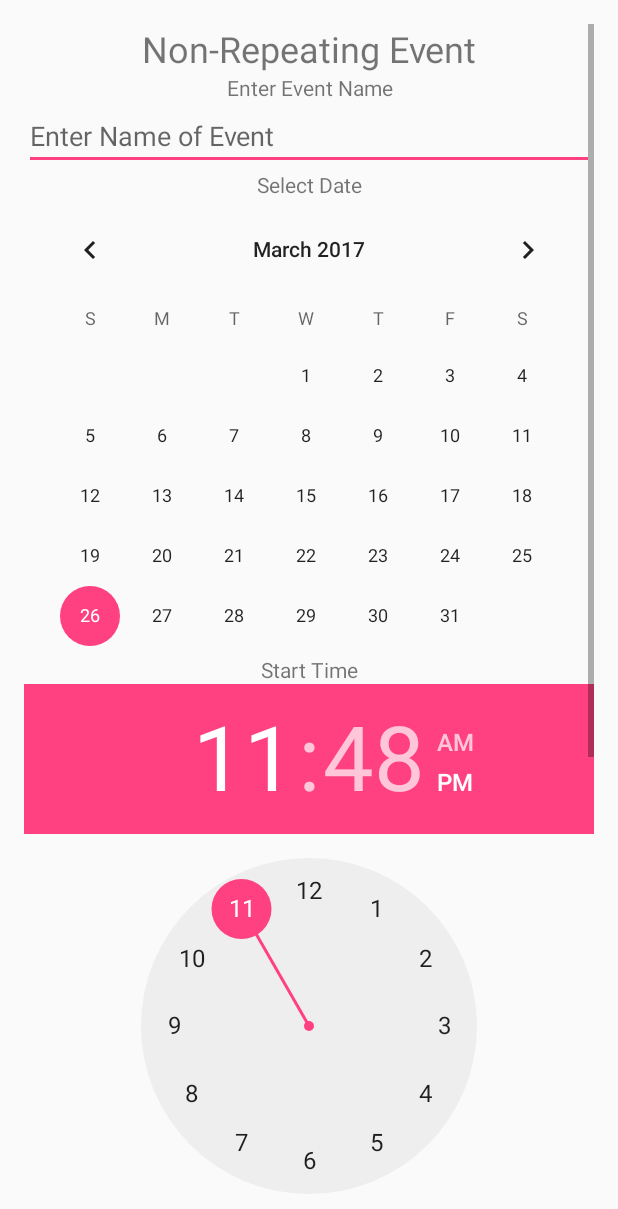
After one commit to tnarayanan/HSHacksIII, an Android app: the TabbedNewEventActivity screen opened directly, with no data from a screen before it, on a phone screen of 412 x 824 dp. The commit adds this screen. Shown: the top 1209 px of the screen. Run offline under Robolectric (Android 15) with nearby library versions, the phone set to English and light mode, and no system bars; our stand-ins replace Firebase (no records; nobody signed in at launch, a user with empty details on screens opened directly).

Commit message:
Mucho changes

```diff
--- a/app/build.gradle
+++ b/app/build.gradle
@@ -29,6 +29,8 @@ dependencies {
     compile 'com.google.firebase:firebase-database:10.2.0'
     compile 'com.google.firebase:firebase-auth:10.2.0'
     compile 'com.android.support:design:25.3.0'
+    compile 'com.getbase:floatingactionbutton:1.10.1'
+    compile 'com.github.clans:fab:1.6.4'
     testCompile 'junit:junit:4.12'
 }
 apply plugin: 'com.google.gms.google-services'
--- a/app/src/main/AndroidManifest.xml
+++ b/app/src/main/AndroidManifest.xml
@@ -19,6 +19,11 @@
         <activity android:name=".LoginActivity" />
         <activity android:name=".SignUpActivity" />
         <activity android:name=".NewEventActivity" />
+        <activity android:name=".NewProjectActivity" />
+        <activity
+            android:name=".TabbedNewEventActivity"
+            android:label="@string/title_activity_tabbed_new_event"
+            android:theme="@style/AppTheme.NoActionBar"></activity>
     </application>
 
 </manifest>
--- /dev/null
+++ b/app/src/main/java/com/example/hshack/hshacks/TabbedNewEventActivity.java
@@ -0,0 +1,239 @@
+package com.example.hshack.hshacks;
+
+import android.support.design.widget.FloatingActionButton;
+import android.support.design.widget.Snackbar;
+import android.support.v7.app.AppCompatActivity;
+import android.support.v7.widget.Toolbar;
+
+import android.support.v4.app.Fragment;
+import android.support.v4.app.FragmentManager;
+import android.support.v4.app.FragmentPagerAdapter;
+import android.support.v4.view.ViewPager;
+import android.os.Bundle;
+import android.view.LayoutInflater;
+import android.view.Menu;
+import android.view.MenuItem;
+import android.view.View;
+import android.view.ViewGroup;
+
+import android.widget.Button;
+import android.widget.CalendarView;
+import android.widget.CheckBox;
+import android.widget.EditText;
+import android.widget.TextView;
+import android.widget.TimePicker;
+import android.widget.Toast;
+
+import com.google.firebase.auth.FirebaseAuth;
+import com.google.firebase.auth.FirebaseUser;
+import com.google.firebase.database.DatabaseReference;
+import com.google.firebase.database.FirebaseDatabase;
+
+import java.util.Calendar;
+import java.util.Date;
+
+public class TabbedNewEventActivity extends AppCompatActivity {
+
+    /**
+     * The {@link android.support.v4.view.PagerAdapter} that will provide
+     * fragments for each of the sections. We use a
+     * {@link FragmentPagerAdapter} derivative, which will keep every
+     * loaded fragment in memory. If this becomes too memory intensive, it
+     * may be best to switch to a
+     * {@link android.support.v4.app.FragmentStatePagerAdapter}.
+     */
+    private SectionsPagerAdapter mSectionsPagerAdapter;
+
+    /**
+     * The {@link ViewPager} that will host the section contents.
+     */
+    private ViewPager mViewPager;
+
+    private static FirebaseAuth mFirebaseAuth = FirebaseAuth.getInstance();
+    private static FirebaseUser mFirebaseUser = mFirebaseAuth.getCurrentUser();
+    private static DatabaseReference mDatabase = FirebaseDatabase.getInstance().getReference();
+    private static String mUserId = mFirebaseUser.getUid();
+
+    @Override
+    protected void onCreate(Bundle savedInstanceState) {
+        super.onCreate(savedInstanceState);
+        setContentView(R.layout.activity_tabbed_new_event);
+        // Create the adapter that will return a fragment for each of the three
+        // primary sections of the activity.
+        mSectionsPagerAdapter = new SectionsPagerAdapter(getSupportFragmentManager());
+
+        // Set up the ViewPager with the sections adapter.
+        mViewPager = (ViewPager) findViewById(R.id.container);
+        mViewPager.setAdapter(mSectionsPagerAdapter);
+
+
+    }
+
+
+    @Override
+    public boolean onCreateOptionsMenu(Menu menu) {
+        // Inflate the menu; this adds items to the action bar if it is present.
+        getMenuInflater().inflate(R.menu.menu_tabbed_new_event, menu);
+        return true;
+    }
+
+    @Override
+    public boolean onOptionsItemSelected(MenuItem item) {
+        // Handle action bar item clicks here. The action bar will
+        // automatically handle clicks on the Home/Up button, so long
+        // as you specify a parent activity in AndroidManifest.xml.
+        int id = item.getItemId();
+
+        //noinspection SimplifiableIfStatement
+        if (id == R.id.action_settings) {
+            return true;
+        }
+
+        return super.onOptionsItemSelected(item);
+    }
+
+    /**
+     * A placeholder fragment containing a simple view.
+     */
+    public static class PlaceholderFragment extends Fragment {
+        /**
+         * The fragment argument representing the section number for this
+         * fragment.
+         */
+
+        public PlaceholderFragment() {
+        }
+
+        /**
+         * Returns a new instance of this fragment for the given section
+         * number.
+         */
+        public static PlaceholderFragment newInstance() {
+            PlaceholderFragment fragment = new PlaceholderFragment();
+            Bundle args = new Bundle();
+            fragment.setArguments(args);
+            return fragment;
+        }
+
+        @Override
+        public View onCreateView(LayoutInflater inflater, ViewGroup container,
+                                 Bundle savedInstanceState) {
+            View rootView = inflater.inflate(R.layout.fragment_one, container, false);
+            TextView textView = (TextView) rootView.findViewById(R.id.section_label);
+            final EditText name = (EditText) rootView.findViewById(R.id.eventName1);
+            final CalendarView calendarView = (CalendarView) rootView.findViewById(R.id.calendarView2);
+            calendarView.setEnabled(true);
+            final TimePicker startTime1 = (TimePicker) rootView.findViewById(R.id.startTime1);
+            final TimePicker endTime1 = (TimePicker) rootView.findViewById(R.id.endTime1);
+            Button submit = (Button) rootView.findViewById(R.id.submit1);
+
+            submit.setOnClickListener(new View.OnClickListener() {
+                @Override
+                public void onClick(View v) {
+                    Calendar cal = Calendar.getInstance();
+                    cal.setTime(new Date(calendarView.getDate()));
+                    System.out.println(startTime1.getHour());
+                    mDatabase.child("Users").child(mUserId).child(name.getText().toString() + "0").setValue("0 " + cal.get(Calendar.YEAR) + " " + (cal.get(Calendar.MONTH) + 1) + " " + cal.get(Calendar.DAY_OF_MONTH) + " " + startTime1.getHour() + " " + startTime1.getMinute() + " " + endTime1.getHour()
+                    + " " + endTime1.getMinute());
+                }
+            });
+
+            textView.setText("Non-Repeating Event");
+            return rootView;
+        }
+    }
+
+    public static class PlaceholderFragmentTwo extends Fragment {
+        /**
+         * The fragment argument representing the section number for this
+         * fragment.
+         */
+
+        public PlaceholderFragmentTwo() {
+        }
+
+        /**
+         * Returns a new instance of this fragment for the given section
+         * number.
+         */
+        public static PlaceholderFragmentTwo newInstance() {
+            PlaceholderFragmentTwo fragment = new PlaceholderFragmentTwo();
+            Bundle args = new Bundle();
+            fragment.setArguments(args);
+            return fragment;
+        }
+
+        @Override
+        public View onCreateView(LayoutInflater inflater, ViewGroup container,
+                                 Bundle savedInstanceState) {
+            View rootView = inflater.inflate(R.layout.fragment_two, container, false);
+            TextView textView = (TextView) rootView.findViewById(R.id.section_label);
+            final EditText name = (EditText) rootView.findViewById(R.id.eventName2);
+            final TimePicker startTime1 = (TimePicker) rootView.findViewById(R.id.startTime2);
+            final TimePicker endTime1 = (TimePicker) rootView.findViewById(R.id.endTime2);
+            Button submit = (Button) rootView.findViewById(R.id.submit2);
+            final CheckBox sunday = (CheckBox) rootView.findViewById(R.id.sunday);
+            final CheckBox monday = (CheckBox) rootView.findViewById(R.id.monday);
+            final CheckBox tuesday = (CheckBox) rootView.findViewById(R.id.Tuesday);
+            final CheckBox wednesday = (CheckBox) rootView.findViewById(R.id.wednesday);
+            final CheckBox thursday = (CheckBox) rootView.findViewById(R.id.thursday);
+            final CheckBox friday = (CheckBox) rootView.findViewById(R.id.friday);
+            final CheckBox saturday = (CheckBox) rootView.findViewById(R.id.saturday);
+
+            submit.setOnClickListener(new View.OnClickListener() {
+                @Override
+                public void onClick(View v) {
+                    Calendar cal = Calendar.getInstance();
+                    if (sunday.isChecked()) mDatabase.child("Users").child(mUserId).child(name.getText().toString() + "1").setValue("1 1 " + startTime1.getHour() + " " + startTime1.getMinute() + " " + endTime1.getHour() + " " + endTime1.getMinute());
+                    if (monday.isChecked()) mDatabase.child("Users").child(mUserId).child(name.getText().toString() + "2").setValue("1 2 " + startTime1.getHour() + " " + startTime1.getMinute() + " " + endTime1.getHour() + " " + endTime1.getMinute());
+                    if (tuesday.isChecked()) mDatabase.child("Users").child(mUserId).child(name.getText().toString() + "3").setValue("1 3 " + startTime1.getHour() + " " + startTime1.getMinute() + " " + endTime1.getHour() + " " + endTime1.getMinute());
+                    if (wednesday.isChecked()) mDatabase.child("Users").child(mUserId).child(name.getText().toString() + "4").setValue("1 4 " + startTime1.getHour() + " " + startTime1.getMinute() + " " + endTime1.getHour() + " " + endTime1.getMinute());
+                    if (thursday.isChecked()) mDatabase.child("Users").child(mUserId).child(name.getText().toString() + "5").setValue("1 5 " + startTime1.getHour() + " " + startTime1.getMinute() + " " + endTime1.getHour() + " " + endTime1.getMinute());
+                    if (friday.isChecked()) mDatabase.child("Users").child(mUserId).child(name.getText().toString() + "6").setValue("1 6 " + startTime1.getHour() + " " + startTime1.getMinute() + " " + endTime1.getHour() + " " + endTime1.getMinute());
+                    if (saturday.isChecked()) mDatabase.child("Users").child(mUserId).child(name.getText().toString() + "7").setValue("1 7 " + startTime1.getHour() + " " + startTime1.getMinute() + " " + endTime1.getHour() + " " + endTime1.getMinute());
+                }
+            });
+            textView.setText("Repeating Event");
+            return rootView;
+        }
+    }
+
+    /**
+     * A {@link FragmentPagerAdapter} that returns a fragment corresponding to
+     * one of the sections/tabs/pages.
+     */
+    public class SectionsPagerAdapter extends FragmentPagerAdapter {
+
+        public SectionsPagerAdapter(FragmentManager fm) {
+            super(fm);
+        }
+
+        @Override
+        public Fragment getItem(int position) {
+            switch (position){
+                case 0: return PlaceholderFragment.newInstance();
+                case 1: return PlaceholderFragmentTwo.newInstance();
+            }
+            return null;
+        }
+
+        @Override
+        public int getCount() {
+            // Show 2 total pages.
+            return 2;
+        }
+
+        @Override
+        public CharSequence getPageTitle(int position) {
+            switch (position) {
+                case 0:
+                    return "SECTION 1";
+                case 1:
+                    return "SECTION 2";
+                case 2:
+                    return "SECTION 3";
+            }
+            return null;
+        }
+    }
+}
--- /dev/null
+++ b/app/src/main/res/layout/activity_tabbed_new_event.xml
@@ -0,0 +1,17 @@
+<?xml version="1.0" encoding="utf-8"?>
+<android.support.design.widget.CoordinatorLayout xmlns:android="http://schemas.android.com/apk/res/android"
+    xmlns:app="http://schemas.android.com/apk/res-auto"
+    xmlns:tools="http://schemas.android.com/tools"
+    android:id="@+id/main_content"
+    android:layout_width="match_parent"
+    android:layout_height="match_parent"
+    android:fitsSystemWindows="true"
+    tools:context="com.example.hshack.hshacks.TabbedNewEventActivity">
+
+    <android.support.v4.view.ViewPager
+        android:id="@+id/container"
+        android:layout_width="match_parent"
+        android:layout_height="match_parent"
+        app:layout_behavior="@string/appbar_scrolling_view_behavior" />
+
+</android.support.design.widget.CoordinatorLayout>
--- /dev/null
+++ b/app/src/main/res/layout/fragment_one.xml
@@ -0,0 +1,100 @@
+<RelativeLayout xmlns:android="http://schemas.android.com/apk/res/android"
+    xmlns:tools="http://schemas.android.com/tools"
+    android:layout_width="match_parent"
+    android:layout_height="match_parent"
+    android:paddingBottom="@dimen/activity_vertical_margin"
+    android:paddingLeft="@dimen/activity_horizontal_margin"
+    android:paddingRight="@dimen/activity_horizontal_margin"
+    android:paddingTop="@dimen/activity_vertical_margin"
+    tools:context="com.example.hshack.hshacks.TabbedNewEventActivity$PlaceholderFragment">
+
+    <ScrollView
+        android:layout_width="match_parent"
+        android:layout_height="match_parent"
+        android:layout_alignParentTop="true"
+        android:layout_alignParentStart="true">
+
+        <LinearLayout
+            android:layout_width="match_parent"
+            android:layout_height="wrap_content"
+            android:orientation="vertical"
+            android:weightSum="1">
+
+            <TextView
+                android:id="@+id/section_label"
+                android:layout_width="match_parent"
+                android:layout_height="wrap_content"
+                android:textAlignment="center"
+                android:textSize="24sp" />
+
+            <TextView
+                android:id="@+id/spacer"
+                android:layout_width="match_parent"
+                android:layout_height="wrap_content"
+                android:text="Enter Event Name"
+                android:textAlignment="center" />
+
+            <EditText
+                android:id="@+id/eventName1"
+                android:layout_width="match_parent"
+                android:layout_height="wrap_content"
+                android:ems="10"
+                android:hint="Enter Name of Event"
+                android:inputType="textPersonName" />
+
+            <TextView
+                android:id="@+id/spacer"
+                android:layout_width="match_parent"
+                android:layout_height="wrap_content"
+                android:text="Select Date"
+                android:textAlignment="center" />
+
+            <CalendarView
+                android:id="@+id/calendarView2"
+                android:layout_width="match_parent"
+                android:layout_height="304dp"
+                android:layout_toEndOf="@+id/section_label" />
+
+            <TextView
+                android:id="@+id/spacer"
+                android:layout_width="match_parent"
+                android:layout_height="wrap_content"
+                android:text="Start Time"
+                android:textAlignment="center"
+                android:layout_weight="0.06" />
+
+            <TimePicker
+                android:id="@+id/startTime1"
+                android:layout_width="match_parent"
+                android:layout_height="match_parent"
+                android:layout_alignParentBottom="true"
+                android:layout_centerHorizontal="true" />
+
+            <TextView
+                android:id="@+id/textView3"
+                android:layout_width="match_parent"
+                android:layout_height="wrap_content"
+                android:text="End Time"
+                android:textAlignment="center" />
+
+            <TimePicker
+                android:id="@+id/endTime1"
+                android:layout_width="match_parent"
+                android:layout_height="match_parent"
+                android:layout_alignParentBottom="true"
+                android:layout_centerHorizontal="true" />
+
+            <Button
+                android:id="@+id/submit1"
+                android:layout_width="match_parent"
+                android:layout_height="wrap_content"
+                android:layout_alignParentTop="true"
+                android:layout_centerHorizontal="true"
+                android:layout_weight="0.71"
+                android:text="Submit"
+                android:textAlignment="center" />
+
+        </LinearLayout>
+    </ScrollView>
+
+</RelativeLayout>
--- a/app/src/main/res/menu/menu_tabbed_add_event.xml
+++ b/app/src/main/res/menu/menu_tabbed_new_event.xml
@@ -1,7 +1,7 @@
 <menu xmlns:android="http://schemas.android.com/apk/res/android"
     xmlns:app="http://schemas.android.com/apk/res-auto"
     xmlns:tools="http://schemas.android.com/tools"
-    tools:context="com.example.hshack.hshacks.TabbedAddEventActivity">
+    tools:context="com.example.hshack.hshacks.TabbedNewEventActivity">
     <item
         android:id="@+id/action_settings"
         android:orderInCategory="100"
--- a/app/src/main/res/values/strings.xml
+++ b/app/src/main/res/values/strings.xml
@@ -17,4 +17,5 @@
     <string name="action_logout">Logout</string>
     <string name="title_activity_tabbed_add_event">TabbedAddEventActivity</string>
     <string name="section_format">Hello World from section: %1$d</string>
+    <string name="title_activity_tabbed_new_event">TabbedNewEventActivity</string>
 </resources>
```
Also changed, not shown: app/src/main/java/com/example/hshack/hshacks/MainActivity.java (+23 -17 lines), app/src/main/java/com/example/hshack/hshacks/NewProjectActivity.java (added, +36 -0 lines), app/src/main/res/layout/activity_main.xml (+29 -22 lines), app/src/main/res/layout/activity_new_project.xml (added, +54 -0 lines), app/src/main/res/layout/fragment_two.xml (added, +144 -0 lines).
